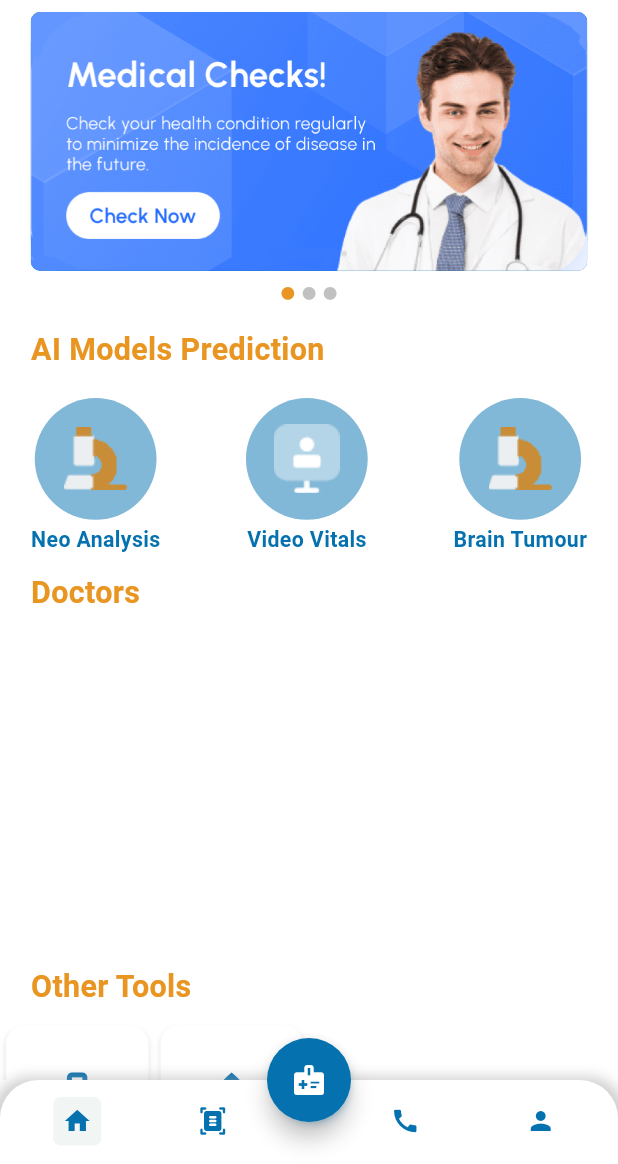
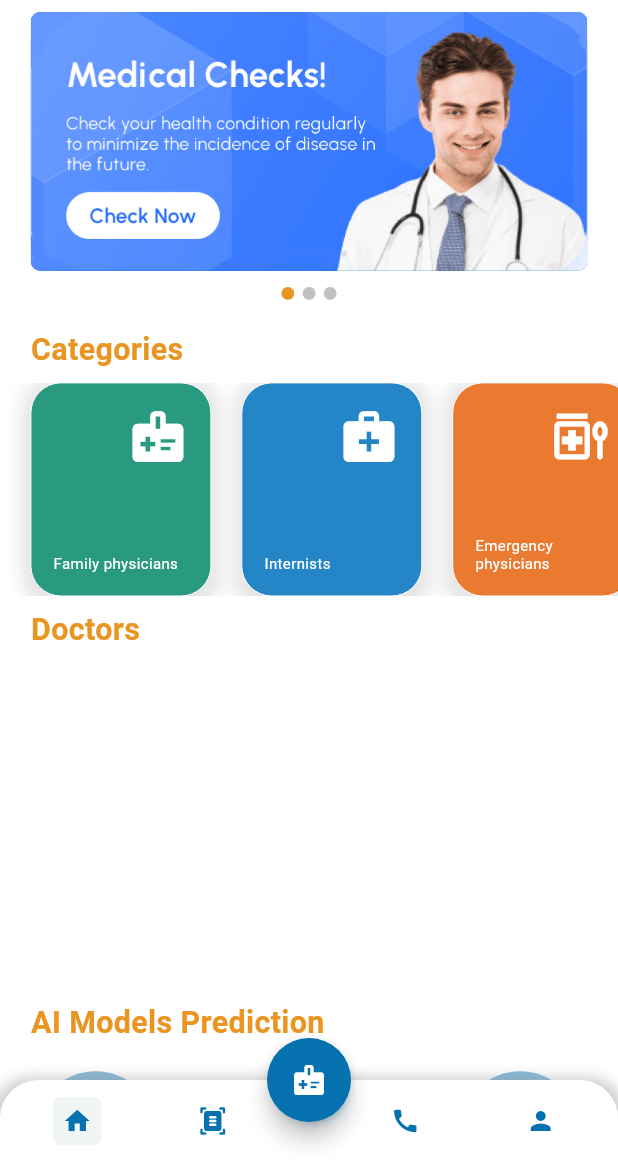
Before and after one commit to shahzebnaqvi/FYP, a Flutter app: the HomeDashboardScreen screen opened by its route, on a phone screen of 412 x 824 dp, the part 72-1236 px from its top. Run offline on Flutter 3.47's test engine with Material 2 defaults, Android fonts, the phone set to English and light mode, and no system bars; drawn by our look-alikes of flutter_zoom_drawer; our stand-ins replace calendar_timeline, chewie, cloud_firestore, file_picker, firebase_auth, firebase_core and 8 more; missing offline and left inert: animation_wrappers; accounts and stored records are empty.

Commit message:
categories

```diff
--- a/lib/Controllers/HomeDashControllers/home_controller.dart
+++ b/lib/Controllers/HomeDashControllers/home_controller.dart
@@ -6,7 +6,46 @@ class HomeController extends GetxController with MainController {
   var bottomNavIndex = 0.obs; //default index of a first screen
   TextEditingController search = TextEditingController();
   // BottombarController bottomcontroller = Get.put(BottombarController());
-
+  var colorsarray = [
+    0xff299a80,
+    0xff2486c7,
+    0xffeb7a31,
+    0xff6d58a5,
+    0xff299a80,
+    0xff2486c7,
+    0xffeb7a31,
+    0xff6d58a5,
+    0xff299a80,
+    0xff2486c7,
+    0xffeb7a31,
+    0xff6d58a5
+  ];
+  var categories = [
+    "Family physicians",
+    "Internists",
+    "Emergency physicians",
+    "Psychiatrists",
+    "Obstetricians and gynecologists",
+    "Neurologists",
+    "Radiologists",
+    "Anesthesiologists"
+  ];
+  var iconlist = [
+    Icons.medical_information,
+    Icons.medical_services,
+    Icons.medication_liquid_sharp,
+    Icons.dashboard_customize_rounded,
+    Icons.medical_information,
+    Icons.medication_liquid_sharp,
+    Icons.medical_information,
+    Icons.medical_information,
+    Icons.medical_information,
+    Icons.medical_information,
+    Icons.medical_information,
+    Icons.medical_information,
+    Icons.medical_information,
+    Icons.medical_information
+  ];
   togglemenu(index) {
     bottomNavIndex.value = index;
   }
--- a/lib/Controllers/bottom_bar_controller.dart
+++ b/lib/Controllers/bottom_bar_controller.dart
@@ -14,7 +14,7 @@ class BottombarController extends GetxController {
     AllDoctorScreen(),
     MyDoctorAppointments(),
     ProfileScreen(),
-    HomeScreen()
+    AllDoctorScreen()
   ];
 
   var selectedIndex = 0.obs;
--- a/lib/Views/Home Dashboard/home_screen.dart
+++ b/lib/Views/Home Dashboard/home_screen.dart
@@ -1,5 +1,6 @@
 import 'package:cloud_firestore/cloud_firestore.dart';
 import 'package:flutter/material.dart';
+import 'package:flutter/rendering.dart';
 import 'package:flutter_svg/svg.dart';
 
 import 'package:flutter_screenutil/flutter_screenutil.dart';
@@ -20,6 +21,7 @@ import 'package:medicalapp/Views/AI%20Models/neo_analysis.dart';
 import 'package:medicalapp/Views/AI%20Models/video_vital.dart';
 import 'package:medicalapp/Views/Additionaltools/bmi.dart';
 import 'package:medicalapp/Views/Additionaltools/bp.dart';
+import 'package:syncfusion_flutter_charts/charts.dart';
 
 class HomeScreen extends StatelessWidget {
   HomeScreen({super.key});
@@ -50,32 +52,20 @@ class HomeScreen extends StatelessWidget {
             child: SliderWidget(),
           ),
           HeadingRowhead(
-            headingtext: "AI Models Prediction",
+            headingtext: "Categories",
           ),
           Container(
-            padding: EdgeInsets.only(top: 10.sp, bottom: 4.sp),
-            width: MediaQuery.of(context).size.width * 0.9,
-            child: Row(
-              mainAxisAlignment: MainAxisAlignment.spaceBetween,
-              children: [
-                PredictionButton(
-                    imagelink: FileConstraints.neoanalysis,
-                    heading: "Neo Analysis",
-                    OnTapbutton: () {
-                      Get.to(() => NeoAnalysis());
-                    }),
-                PredictionButton(
-                    imagelink: FileConstraints.videovital,
-                    heading: "Video Vitals",
-                    OnTapbutton: () {
-                      Get.to(() => VideoVitalScreen());
-                    }),
-                PredictionButton(
-                    imagelink: "assets/images/microscope.png",
-                    heading: "Brain Tumour",
-                    OnTapbutton: () {})
-              ],
-            ),
+            height: 140.sp,
+            child: ListView.builder(
+                scrollDirection: Axis.horizontal,
+                // shrinkWrap: true,
+                itemCount: 5,
+                // physics: NeverScrollableScrollPhysics(),
+                itemBuilder: ((context, index) => FieldComp(
+                      colors: Color(homecontrol.colorsarray[index]),
+                      img: homecontrol.iconlist[index],
+                      text: homecontrol.categories[index],
+                    ))),
           ),
           HeadingRowhead(
             headingtext: "Doctors",
@@ -121,6 +111,34 @@ class HomeScreen extends StatelessWidget {
                     }).toList(),
                   );
                 }),
+          ),
+          HeadingRowhead(
+            headingtext: "AI Models Prediction",
+          ),
+          Container(
+            padding: EdgeInsets.only(top: 10.sp, bottom: 4.sp),
+            width: MediaQuery.of(context).size.width * 0.9,
+            child: Row(
+              mainAxisAlignment: MainAxisAlignment.spaceBetween,
+              children: [
+                PredictionButton(
+                    imagelink: FileConstraints.neoanalysis,
+                    heading: "Neo Analysis",
+                    OnTapbutton: () {
+                      Get.to(() => NeoAnalysis());
+                    }),
+                PredictionButton(
+                    imagelink: FileConstraints.videovital,
+                    heading: "Video Vitals",
+                    OnTapbutton: () {
+                      Get.to(() => VideoVitalScreen());
+                    }),
+                PredictionButton(
+                    imagelink: "assets/images/microscope.png",
+                    heading: "Brain Tumour",
+                    OnTapbutton: () {})
+              ],
+            ),
           ),
           HeadingRowhead(
             headingtext: "Other Tools",
@@ -327,3 +345,56 @@ Widget containericonsmall(context, iconname, icontext, backgroundcolor) {
     ),
   );
 }
+
+class FieldComp extends StatelessWidget {
+  final colors;
+  final img;
+  final text;
+  FieldComp(
+      {super.key, required this.colors, required this.img, required this.text});
+
+  @override
+  Widget build(BuildContext context) {
+    return Container(
+        padding: EdgeInsets.all(15),
+        decoration: BoxDecoration(
+          color: colors,
+          border: Border.all(width: 0, color: Colors.white),
+          borderRadius: BorderRadius.circular(20),
+          boxShadow: [
+            BoxShadow(
+              color: Colors.grey.withOpacity(0.3),
+              spreadRadius: 5,
+              blurRadius: 10,
+              offset: Offset(0, 3), // changes position of shadow
+            ),
+          ],
+        ),
+        margin: EdgeInsets.only(
+          left: MediaQuery.of(context).size.width * 0.050,
+        ),
+        width: 120,
+        height: 150,
+        child: Column(
+          mainAxisAlignment: MainAxisAlignment.spaceBetween,
+          crossAxisAlignment: CrossAxisAlignment.end,
+          children: [
+            Icon(
+              img,
+              color: ColorConstraints.white,
+              size: 40.sp,
+            ),
+            // Image(image: AssetImage(img)),
+
+            Align(
+              alignment: Alignment.bottomLeft,
+              child: Text(
+                text,
+                style: TextStyle(fontSize: 10, color: Colors.white),
+              ),
+            ),
+          ],
+        ));
+    ;
+  }
+}
--- a/lib/Views/Patient/My All Appointment/myappointment_detail.dart
+++ b/lib/Views/Patient/My All Appointment/myappointment_detail.dart
@@ -127,11 +127,7 @@ class MyAppointmentDetail extends StatelessWidget {
                       width: MediaQuery.of(context).size.width * 0.9,
                       decoration: BoxDecoration(
                           color: ColorConstraints.white,
-                          boxShadow:
-                              // pertext == 0
-                              //     ? null
-                              //     :
-                              [
+                          boxShadow: [
                             BoxShadow(
                               color: Colors.grey.withOpacity(0.2),
                               spreadRadius: 5,
```
